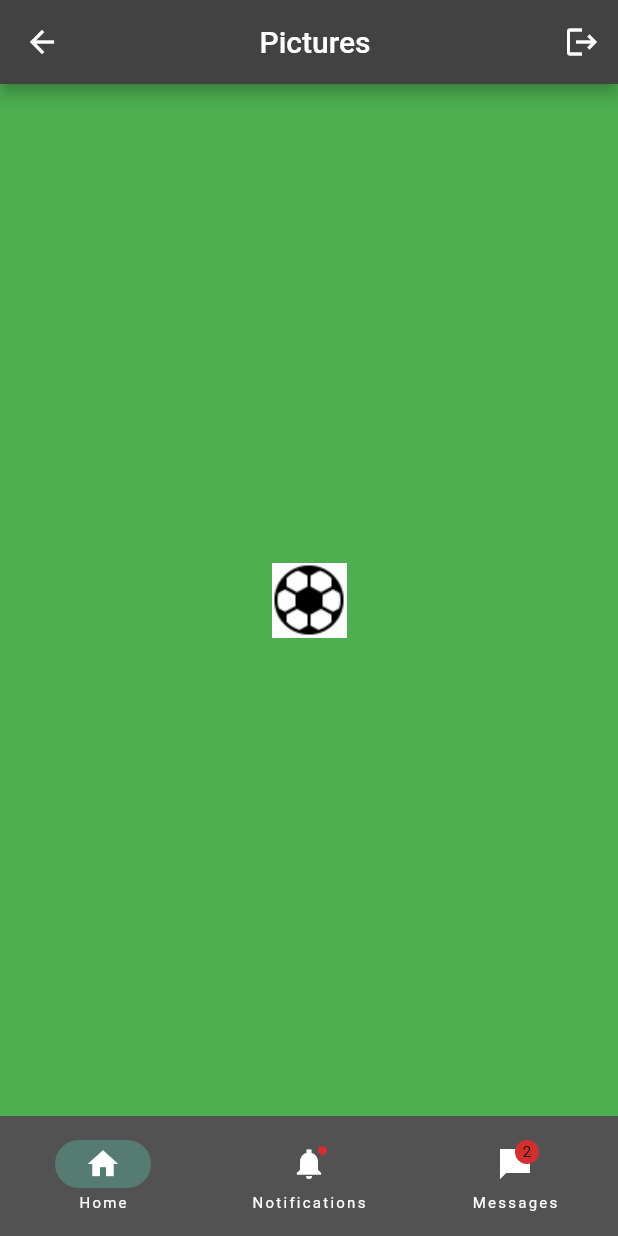
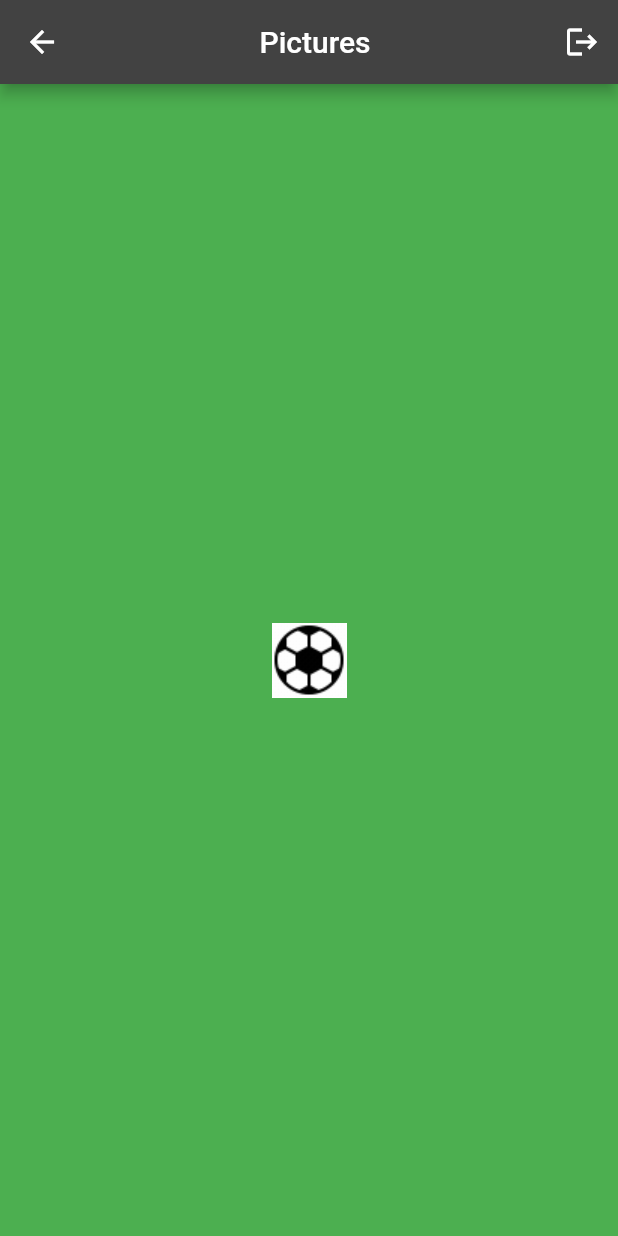
Before and after one commit to Ionel14/my_team, a Flutter app: the HomePage screen opened directly, on a phone screen of 412 x 824 dp. Run offline on Flutter 3.47's test engine with Material 2 defaults, Android fonts, the phone set to English and light mode, and no system bars; our stand-ins replace cached_network_image, cloud_firestore, firebase_auth, firebase_core, flutter_redux, freezed_annotation and 3 more; missing offline and left inert: redux_epics; accounts and stored records are empty.

```diff
--- /dev/null
+++ b/lib/actions/announcements/set_page_index.dart
@@ -0,0 +1,6 @@
+part of '../index.dart';
+
+@freezed
+class SetPageIndex with _$SetPageIndex {
+  const factory SetPageIndex(int pageIndex) = SetPageIndex$;
+}
--- a/lib/actions/index.dart
+++ b/lib/actions/index.dart
@@ -2,6 +2,7 @@ import 'package:freezed_annotation/freezed_annotation.dart';
 
 import '../models/index.dart';
 
+part 'announcements/set_page_index.dart';
 part 'announcements/add_announcement.dart';
 part 'announcements/get_user.dart';
 part 'announcements/set_announcement.dart';
--- a/lib/main.dart
+++ b/lib/main.dart
@@ -16,9 +16,10 @@ import '../reducer/reducer.dart';
 import 'data/announcements_api.dart';
 import 'epics/announcements_epics.dart';
 import 'presentation/announcement_details_page.dart';
+import 'presentation/bottom_navigation_bar.dart';
 import 'presentation/containers/index.dart';
+import 'presentation/create_announcement_page.dart';
 import 'presentation/create_user_page.dart';
-import 'presentation/home_page.dart';
 import 'presentation/login_page.dart';
 
 Future<void> main() async {
@@ -54,7 +55,7 @@ class MyApp extends StatelessWidget {
     return StoreProvider<AppState>(
       store: store,
       child: MaterialApp(
-        title: 'E-mag',
+        title: 'Find my team',
         theme: ThemeData.dark(),
         routes: <String, WidgetBuilder>{
           '/': (BuildContext context) {
@@ -63,13 +64,14 @@ class MyApp extends StatelessWidget {
                 if (user == null) {
                   return const LoginPage();
                 }
-                return const HomePage();
+                return const MyBottomNavigationBar();
               },
             );
           },
           '/login': (BuildContext context) => const LoginPage(),
           '/create': (BuildContext context) => const CreateUserPage(),
           '/announcementDetails': (BuildContext context) => const AnnouncementDetails(),
+          '/createAnnouncement': (BuildContext context) => const CreateAnnouncementPage(),
         },
       ),
     );
--- a/lib/models/announcements/announcements_state.dart
+++ b/lib/models/announcements/announcements_state.dart
@@ -8,6 +8,7 @@ class AnnouncementsState with _$AnnouncementsState {
     @Default(<AppUser>[]) List<AppUser> users,
     String? selectedAnnouncementId,
     AppUser? announcementOwner,
+    @Default(0) int pageIndex,
 }) = AnnouncementsState$;
 
   factory AnnouncementsState.fromJson(Map<dynamic, dynamic> json) => _$AnnouncementsStateFromJson(Map<String, dynamic>.from(json));
--- a/lib/presentation/announcement_details_page.dart
+++ b/lib/presentation/announcement_details_page.dart
@@ -2,7 +2,6 @@ import 'package:cached_network_image/cached_network_image.dart';
 import 'package:flutter/material.dart';
 
 import '../models/index.dart';
-import 'containers/get_owner_container.dart';
 import 'containers/index.dart';
 
 class AnnouncementDetails extends StatelessWidget{
--- a/lib/presentation/containers/get_owner_container.dart
+++ b/lib/presentation/containers/get_owner_container.dart
@@ -1,8 +1,4 @@
-import 'package:flutter/cupertino.dart';
-import 'package:flutter_redux/flutter_redux.dart';
-import 'package:redux/redux.dart';
-
-import '../../models/index.dart';
+part of 'index.dart';
 
 class GetUserContainer extends StatelessWidget {
   const GetUserContainer({super.key, required this.builder});
--- a/lib/presentation/containers/index.dart
+++ b/lib/presentation/containers/index.dart
@@ -4,6 +4,8 @@ import 'package:redux/redux.dart';
 
 import '../../models/index.dart';
 
+part 'get_owner_container.dart';
+part 'page_index_container.dart';
 part 'categories_container.dart';
 part 'selected_announcement_container.dart';
 part 'announcements_container.dart';
--- a/lib/presentation/home_page.dart
+++ b/lib/presentation/home_page.dart
@@ -162,28 +162,6 @@ class _HomePageState extends State<HomePage> {
             });
           },
         ),
-        bottomNavigationBar: NavigationBar(
-          destinations: const <Widget>[
-            NavigationDestination(
-              selectedIcon: Icon(Icons.home),
-              icon: Icon(Icons.home_outlined),
-              label: 'Home',
-          ),
-
-            NavigationDestination(
-              icon: Badge(child: Icon(Icons.notifications_sharp)),
-              label: 'Notifications',
-            ),
-            NavigationDestination(
-              icon: Badge(
-                label: Text('2'),
-                child: Icon(Icons.messenger_sharp),
-              ),
-              label: 'Messages',
-            ),
-
-          ],
-    ),
     );
   }
 }
```
Also changed, not shown: lib/presentation/bottom_navigation_bar.dart (added, +54 -0 lines), lib/presentation/containers/page_index_container.dart (added, +15 -0 lines), lib/presentation/create_announcement_page.dart (added, +12 -0 lines), lib/presentation/profile_page.dart (added, +14 -0 lines), lib/reducer/announcements_reducer.dart (+7 -0 lines), .github/workflows/quality-check.yaml (added), lib/actions/announcements/add_announcement.dart (line endings or trailing spaces), lib/actions/announcements/get_user.dart (line endings or trailing spaces), lib/actions/index.freezed.dart, lib/models/index.freezed.dart, lib/models/index.g.dart.
